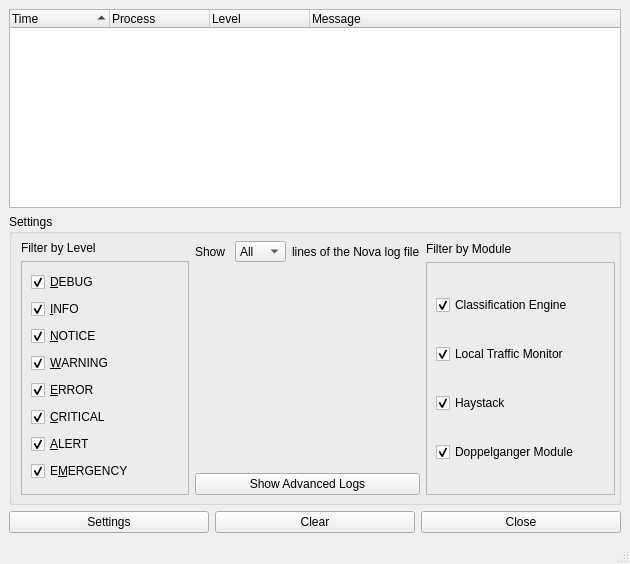
Before: the Qt Designer form NovaGUI/UI/loggerwindow.ui in altf4/Nova, drawn with Qt 5.
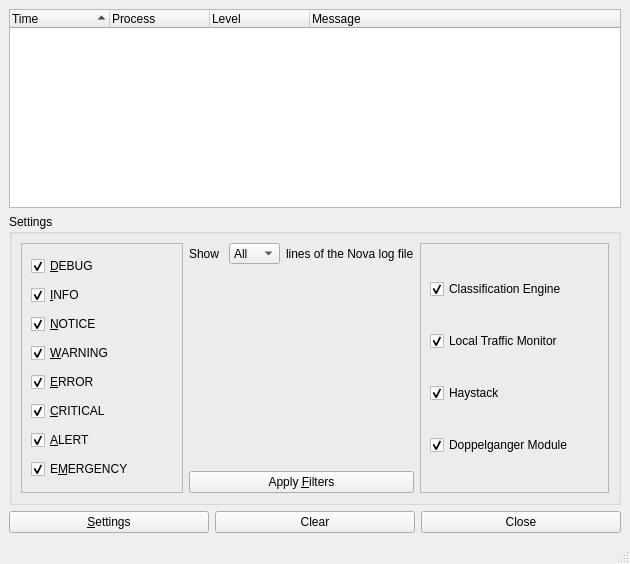
After: the same form once the commit is applied.

Diff of the .ui file:
```diff
--- a/NovaGUI/UI/loggerwindow.ui
+++ b/NovaGUI/UI/loggerwindow.ui
@@ -123,25 +123,11 @@
           <property name="title">
            <string>Settings</string>
           </property>
-          <widget class="QWidget" name="">
-           <property name="geometry">
-            <rect>
-             <x>12</x>
-             <y>27</y>
-             <width>594</width>
-             <height>254</height>
-            </rect>
-           </property>
+          <layout class="QGridLayout" name="gridLayout_2">
+           <item row="0" column="0">
            <layout class="QHBoxLayout" name="horizontalLayout_3">
             <item>
              <layout class="QVBoxLayout" name="verticalLayout_2">
-              <item>
-               <widget class="QLabel" name="labelFilter">
-                <property name="text">
-                 <string>Filter by Level</string>
-                </property>
-               </widget>
-              </item>
               <item>
                <widget class="QFrame" name="frame">
                 <property name="sizePolicy">
@@ -421,7 +407,7 @@
               <item>
                <widget class="QPushButton" name="showAdvButton">
                 <property name="text">
-                 <string>Show Advanced Logs</string>
+                  <string>Apply &amp;Filters</string>
                 </property>
                </widget>
               </item>
@@ -429,31 +415,6 @@
             </item>
             <item>
              <layout class="QVBoxLayout" name="verticalLayout_4">
-              <item>
-               <widget class="QLabel" name="label">
-                <property name="sizePolicy">
-                 <sizepolicy hsizetype="Fixed" vsizetype="Fixed">
-                  <horstretch>0</horstretch>
-                  <verstretch>0</verstretch>
-                 </sizepolicy>
-                </property>
-                <property name="minimumSize">
-                 <size>
-                  <width>101</width>
-                  <height>15</height>
-                 </size>
-                </property>
-                <property name="maximumSize">
-                 <size>
-                  <width>101</width>
-                  <height>15</height>
-                 </size>
-                </property>
-                <property name="text">
-                 <string>Filter by Module</string>
-                </property>
-               </widget>
-              </item>
               <item>
                <widget class="QFrame" name="frame_2">
                 <property name="sizePolicy">
@@ -480,6 +441,9 @@
                    <property name="text">
                     <string>Classification Engine</string>
                    </property>
+                    <property name="checkable">
+                     <bool>true</bool>
+                    </property>
                    <property name="checked">
                     <bool>true</bool>
                    </property>
@@ -490,6 +454,9 @@
                    <property name="text">
                     <string>Local Traffic Monitor</string>
                    </property>
+                    <property name="checkable">
+                     <bool>true</bool>
+                    </property>
                    <property name="checked">
                     <bool>true</bool>
                    </property>
@@ -500,6 +467,9 @@
                    <property name="text">
                     <string>Haystack</string>
                    </property>
+                    <property name="checkable">
+                     <bool>true</bool>
+                    </property>
                    <property name="checked">
                     <bool>true</bool>
                    </property>
@@ -510,6 +480,9 @@
                    <property name="text">
                     <string>Doppelganger Module</string>
                    </property>
+                    <property name="checkable">
+                     <bool>true</bool>
+                    </property>
                    <property name="checked">
                     <bool>true</bool>
                    </property>
@@ -521,7 +494,8 @@
              </layout>
             </item>
            </layout>
-          </widget>
+           </item>
+          </layout>
          </widget>
         </item>
         <item>
@@ -529,7 +503,7 @@
           <item>
            <widget class="QPushButton" name="settingsButton">
             <property name="text">
-             <string>Settings</string>
+             <string>&amp;Settings</string>
             </property>
            </widget>
           </item>
```
Left out of the diff: 4 changed lines with no effect on the pictures. Lines whose indentation alone changed are shown as unchanged.
